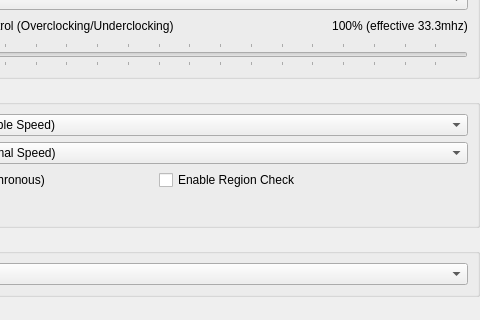
Qt form src/duckstation-qt/consolesettingswidget.ui (kofxi3584karlayang/duckstation) before a commit; both pictures show x 168 to 648 and y 136 to 456 of the 648 by 456 pixel window.
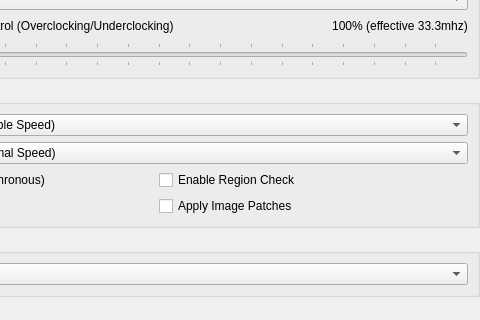
The same form after that commit.

Commit message: System: Add option to load/apply image patches

The edit to the form file:
```diff
--- a/src/duckstation-qt/consolesettingswidget.ui
+++ b/src/duckstation-qt/consolesettingswidget.ui
@@ -221,6 +221,13 @@
           </property>
          </widget>
         </item>
+        <item row="1" column="1">
+         <widget class="QCheckBox" name="cdromLoadImagePatches">
+          <property name="text">
+           <string>Apply Image Patches</string>
+          </property>
+         </widget>
+        </item>
        </layout>
       </item>
       <item row="1" column="0">
```
The commit also changes 3 other files.
